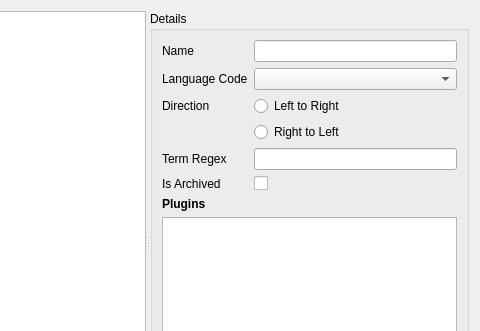
The window that qtdesigner/languages.ui (t123/ReadingTool.Python) describes before a commit, drawn with Qt 5; both pictures show x 157 to 637 and y 0 to 331 of the 637 by 487 pixel window.
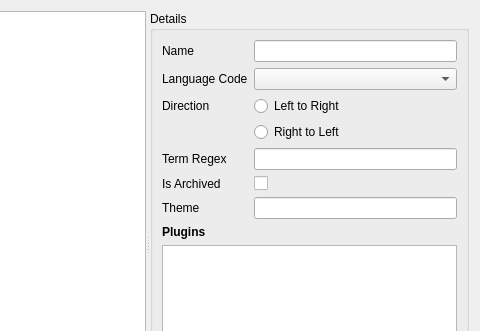
The same window after the commit.

Diff of the .ui file:
```diff
--- a/qtdesigner/languages.ui
+++ b/qtdesigner/languages.ui
@@ -88,10 +88,7 @@
       </property>
       <layout class="QVBoxLayout" name="verticalLayout">
        <item>
-        <layout class="QFormLayout" name="formLayout">
-         <property name="fieldGrowthPolicy">
-          <enum>QFormLayout::AllNonFixedFieldsGrow</enum>
-         </property>
+        <layout class="QGridLayout" name="gridLayout">
          <item row="0" column="0">
           <widget class="QLabel" name="label">
            <property name="text">
@@ -102,45 +99,45 @@
          <item row="0" column="1">
           <widget class="QLineEdit" name="leName"/>
          </item>
-         <item row="2" column="0">
+         <item row="1" column="0">
           <widget class="QLabel" name="label_2">
            <property name="text">
             <string>Language Code</string>
            </property>
           </widget>
          </item>
-         <item row="2" column="1">
+         <item row="1" column="1">
           <widget class="QComboBox" name="cbLanguageCodes"/>
          </item>
-         <item row="3" column="0">
+         <item row="2" column="0">
           <widget class="QLabel" name="label_3">
            <property name="text">
             <string>Direction</string>
            </property>
           </widget>
          </item>
-         <item row="3" column="1">
+         <item row="2" column="1">
           <widget class="QRadioButton" name="rbLTR">
            <property name="text">
             <string>Left to Right</string>
            </property>
           </widget>
          </item>
-         <item row="4" column="1">
+         <item row="3" column="1">
           <widget class="QRadioButton" name="rbRTL">
            <property name="text">
             <string>Right to Left</string>
            </property>
           </widget>
          </item>
-         <item row="6" column="0">
+         <item row="4" column="0">
           <widget class="QLabel" name="label_5">
            <property name="text">
             <string>Term Regex</string>
            </property>
           </widget>
          </item>
-         <item row="6" column="1">
+         <item row="4" column="1">
           <widget class="QLineEdit" name="leTermRegex">
            <property name="font">
             <font>
@@ -151,20 +148,41 @@
            </property>
           </widget>
          </item>
-         <item row="7" column="0">
+         <item row="5" column="0">
           <widget class="QLabel" name="label_6">
            <property name="text">
             <string>Is Archived</string>
            </property>
           </widget>
          </item>
-         <item row="7" column="1">
+         <item row="5" column="1">
           <widget class="QCheckBox" name="cbIsArchived">
            <property name="text">
             <string/>
            </property>
           </widget>
          </item>
+         <item row="6" column="0">
+          <widget class="QLabel" name="label_8">
+           <property name="text">
+            <string>Theme</string>
+           </property>
+          </widget>
+         </item>
+         <item row="6" column="1">
+          <widget class="QLineEdit" name="leTheme">
+           <property name="font">
+            <font>
+             <family>MS Shell Dlg 2</family>
+             <weight>50</weight>
+             <bold>false</bold>
+            </font>
+           </property>
+           <property name="text">
+            <string/>
+           </property>
+          </widget>
+         </item>
         </layout>
        </item>
        <item>
```
